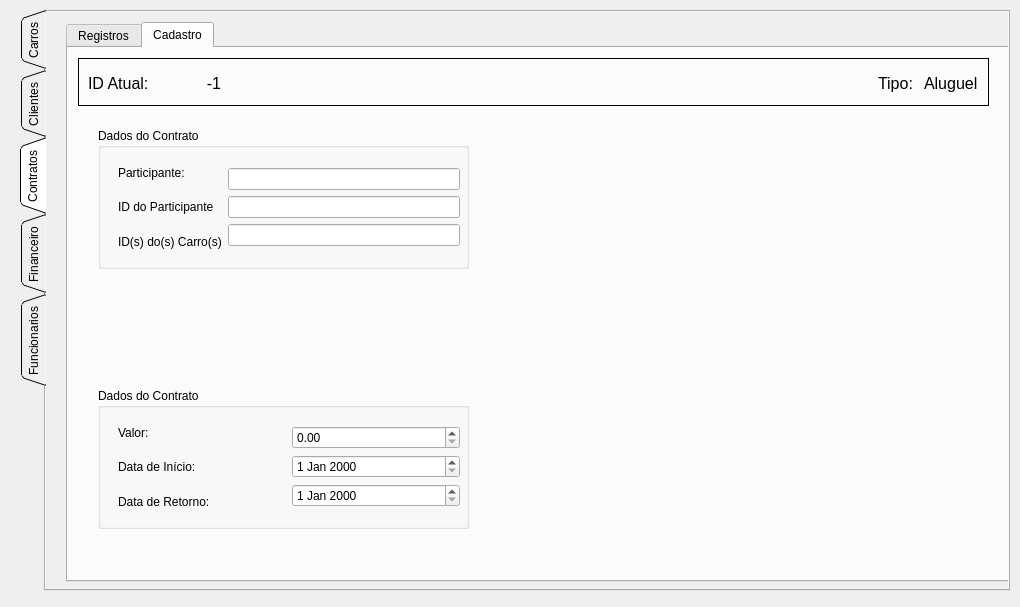
Above: Carluguel/modulescreen.ui from mathiashemmer/uni-devops before the change. Below: the same form after it.
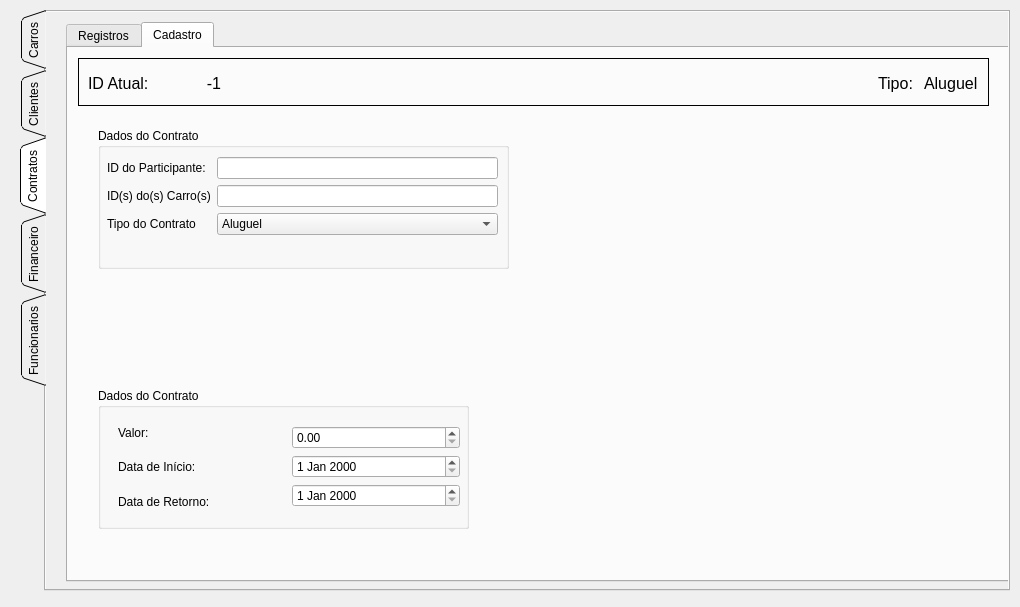
That is the form after the change. The open tabs and pages were chosen to show the change.

What changed in the file:
```diff
--- a/Carluguel/modulescreen.ui
+++ b/Carluguel/modulescreen.ui
@@ -1759,7 +1759,7 @@
         <rect>
          <x>30</x>
          <y>80</y>
-         <width>371</width>
+         <width>411</width>
          <height>141</height>
         </rect>
        </property>
@@ -1769,54 +1769,53 @@
        <widget class="QWidget" name="layoutWidget_4">
         <property name="geometry">
          <rect>
-          <x>20</x>
-          <y>30</y>
-          <width>342</width>
-          <height>98</height>
+          <x>9</x>
+          <y>29</y>
+          <width>391</width>
+          <height>101</height>
          </rect>
         </property>
-        <layout class="QHBoxLayout" name="horizontalLayout_3">
-         <item>
-          <layout class="QVBoxLayout" name="verticalLayout_2">
-           <item>
-            <widget class="QLabel" name="label_9">
+        <layout class="QFormLayout" name="formLayout">
+         <item row="0" column="0">
+          <widget class="QLabel" name="label_19">
              <property name="text">
-              <string>Participante:</string>
+            <string>ID do Participante:</string>
              </property>
             </widget>
            </item>
-           <item>
-            <widget class="QLabel" name="label_10">
-             <property name="text">
-              <string>ID do Participante</string>
-             </property>
-            </widget>
-           </item>
-           <item>
-            <widget class="QLabel" name="label_11">
+         <item row="0" column="1">
+          <widget class="QLineEdit" name="lineEdit_3"/>
+         </item>
+         <item row="1" column="0">
+          <widget class="QLabel" name="label_20">
              <property name="text">
               <string>ID(s) do(s) Carro(s)</string>
              </property>
             </widget>
            </item>
-          </layout>
+         <item row="1" column="1">
+          <widget class="QLineEdit" name="lineEdit"/>
          </item>
-         <item>
-          <layout class="QGridLayout" name="gridLayout_9">
-           <item row="0" column="0">
-            <layout class="QGridLayout" name="gridLayout_10">
              <item row="2" column="0">
-              <widget class="QLineEdit" name="txt_clietes_registros_nome_2"/>
-             </item>
-             <item row="0" column="0">
-              <widget class="QLineEdit" name="txt_clietes_registros_nome_3"/>
-             </item>
-             <item row="1" column="0">
-              <widget class="QLineEdit" name="txt_clietes_registros_nome_4"/>
-             </item>
-            </layout>
-           </item>
-          </layout>
+          <widget class="QLabel" name="label_21">
+           <property name="text">
+            <string>Tipo do Contrato</string>
+           </property>
+          </widget>
+         </item>
+         <item row="2" column="1">
+          <widget class="QComboBox" name="comboBox_3">
+           <item>
+            <property name="text">
+             <string>Aluguel</string>
+            </property>
+           </item>
+           <item>
+            <property name="text">
+             <string>Manutenção</string>
+            </property>
+           </item>
+          </widget>
          </item>
         </layout>
        </widget>
```
Left out of the diff: 8 changed lines with no effect on the pictures. Lines whose indentation alone changed are shown as unchanged.
